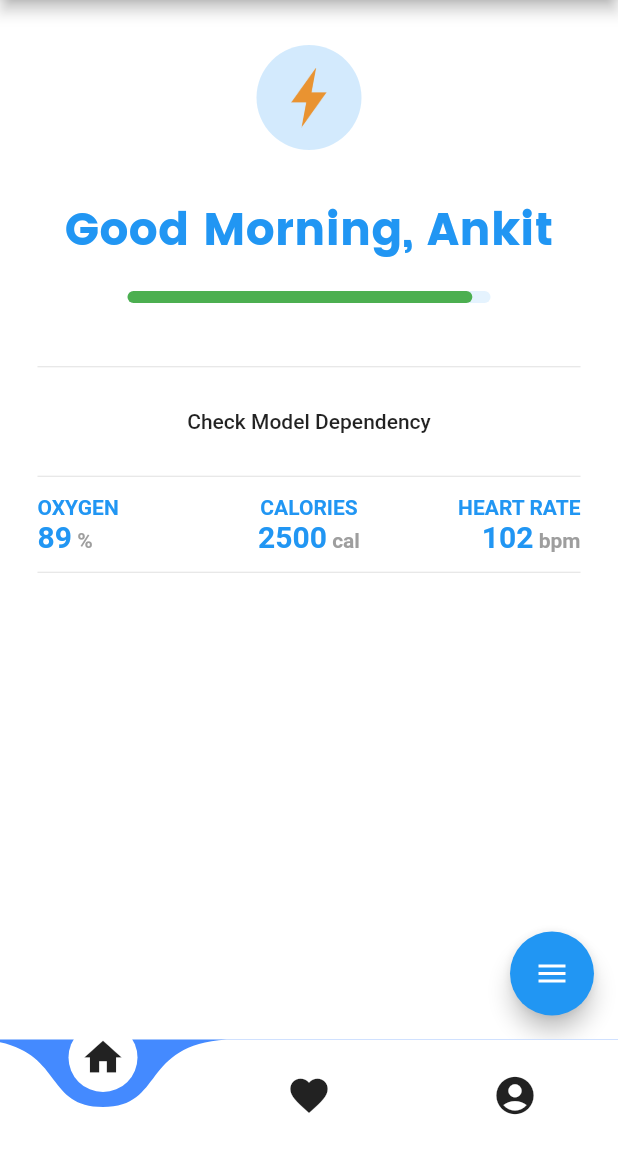
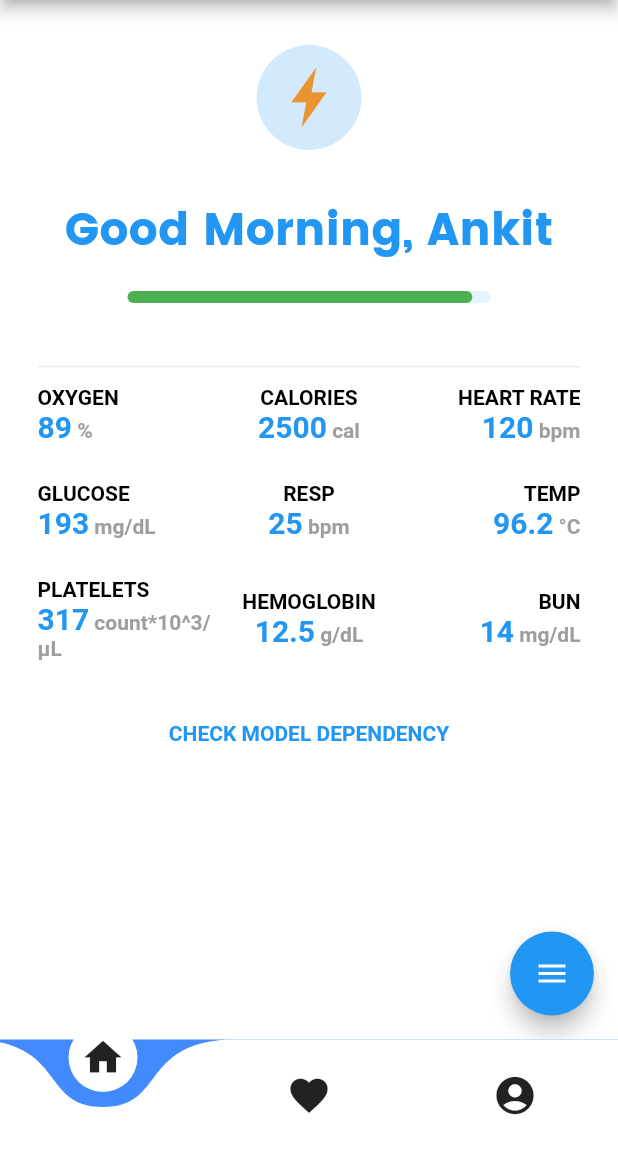
Before and after one commit to ankitvashisht12/sepsis-app, a Flutter app: the screen it shows after launch, on a phone screen of 412 x 824 dp, the part 84-1236 px from its top. Run offline on Flutter 3.47's test engine with Material 2 defaults, Android fonts, the phone set to English and light mode, and no system bars; drawn by our look-alikes of curved_navigation_bar, flutter_speed_dial, percent_indicator.

Commit message:
added params in dashboard

```diff
--- a/lib/screens/dashboard.dart
+++ b/lib/screens/dashboard.dart
@@ -59,9 +59,9 @@ class _DashboardState extends State<Dashboard> {
         return ListView.builder(
           itemCount: modelDependency.length,
           itemBuilder: (context, idx){
-            var term = modelDependency[0][0];
-            var shortTerm = modelDependency[0][1];
-            var percent = modelDependency[0][2];
+            var term = modelDependency[idx][0];
+            var shortTerm = modelDependency[idx][1];
+            var percent = modelDependency[idx][2];
 
             return ListTile(
               title: Text("$term"),
@@ -71,6 +71,41 @@ class _DashboardState extends State<Dashboard> {
           },
         );
       }
+    );
+  }
+
+  _showParamName(paramName){
+    return Text(
+      "$paramName",
+      style: TextStyle(
+        color: Colors.black,
+        fontWeight: FontWeight.bold,
+      ),
+    );
+  }
+
+  _showParamValue(paramValue, paramUnit){
+    return RichText(
+      text: TextSpan(
+        children: [
+          TextSpan(
+            text: '$paramValue',
+            style: TextStyle(
+              fontSize: 20,
+              color:
+                  Theme.of(context).accentColor,
+              fontWeight: FontWeight.bold,
+            ),
+          ),
+          TextSpan(
+            text: ' $paramUnit',
+            style: TextStyle(
+              color: Colors.grey,
+              fontWeight: FontWeight.bold,
+            ),
+          ),
+        ],
+      ),
     );
   }
 
@@ -195,19 +230,45 @@ class _DashboardState extends State<Dashboard> {
                         height: 25,
                         color: Colors.grey[300],
                       ),
+
                       Container(
-                        child: Center(
-                          child: FlatButton(
-                            child: Text("Check Model Dependency"),
-                            onPressed: (){
-                              _showModelDependency(context);
-                            },
-                          ),
-                        )
+                        child: Row(
+                          children: <Widget>[
+                            Expanded(
+                              flex: 3,
+                              child: Column(
+                                crossAxisAlignment: CrossAxisAlignment.start,
+                                children: <Widget>[
+                                  _showParamName("OXYGEN"),
+                                  _showParamValue('89', '%')
+                                ],
+                              ),
+                            ),
+                            Expanded(
+                              flex: 3,
+                              child: Column(
+                                crossAxisAlignment: CrossAxisAlignment.center,
+                                children: <Widget>[
+                                  _showParamName("CALORIES"),
+                                  _showParamValue('2500', 'cal')
+                                ],
+                              ),
+                            ),
+                            Expanded(
+                              flex: 3,
+                              child: Column(
+                                crossAxisAlignment: CrossAxisAlignment.end,
+                                children: <Widget>[
+                                  _showParamName("HEART RATE"),
+                                  _showParamValue('120', 'bpm')
+                                ],
+                              ),
+                            )
+                          ],
+                        ),
                       ),
-                      Divider(
-                        height: 25,
-                        color: Colors.grey[300],
+                      SizedBox(
+                        height: 25.0,
                       ),
                       Container(
                         child: Row(
@@ -217,35 +278,8 @@ class _DashboardState extends State<Dashboard> {
                               child: Column(
                                 crossAxisAlignment: CrossAxisAlignment.start,
                                 children: <Widget>[
-                                  Text(
-                                    'OXYGEN',
-                                    style: TextStyle(
-                                      color: Theme.of(context).primaryColor,
-                                      fontWeight: FontWeight.bold,
-                                    ),
-                                  ),
-                                  RichText(
-                                    text: TextSpan(
-                                      children: [
-                                        TextSpan(
-                                          text: '89',
-                                          style: TextStyle(
-                                            fontSize: 20,
-                                            color:
-                                                Theme.of(context).accentColor,
-                                            fontWeight: FontWeight.bold,
-                                          ),
-                                        ),
-                                        TextSpan(
-                                          text: ' %',
-                                          style: TextStyle(
-                                            color: Colors.grey,
-                                            fontWeight: FontWeight.bold,
-                                          ),
-                                        ),
-                                      ],
-                                    ),
-                                  ),
+                                  _showParamName("GLUCOSE"),
+                                  _showParamValue('193', 'mg/dL')
                                 ],
                               ),
                             ),
@@ -254,35 +288,8 @@ class _DashboardState extends State<Dashboard> {
                               child: Column(
                                 crossAxisAlignment: CrossAxisAlignment.center,
                                 children: <Widget>[
-                                  Text(
-                                    'CALORIES',
-                                    style: TextStyle(
-                                      color: Theme.of(context).primaryColor,
-                                      fontWeight: FontWeight.bold,
-                                    ),
-                                  ),
-                                  RichText(
-                                    text: TextSpan(
-                                      children: [
-                                        TextSpan(
-                                          text: '2500',
-                                          style: TextStyle(
-                                            fontSize: 20,
-                                            color:
-                                                Theme.of(context).accentColor,
-                                            fontWeight: FontWeight.bold,
-                                          ),
-                                        ),
-                                        TextSpan(
-                                          text: ' cal',
-                                          style: TextStyle(
-                                            color: Colors.grey,
-                                            fontWeight: FontWeight.bold,
-                                          ),
-                                        ),
-                                      ],
-                                    ),
-                                  ),
+                                  _showParamName("RESP"),
+                                  _showParamValue('25', 'bpm')
                                 ],
                               ),
                             ),
@@ -291,48 +298,73 @@ class _DashboardState extends State<Dashboard> {
                               child: Column(
                                 crossAxisAlignment: CrossAxisAlignment.end,
                                 children: <Widget>[
-                                  Text(
-                                    'HEART RATE',
-                                    style: TextStyle(
-                                      color: Theme.of(context).primaryColor,
-                                      fontWeight: FontWeight.bold,
-                                    ),
-                                  ),
-                                  RichText(
-                                    text: TextSpan(
-                                      children: [
-                                        TextSpan(
-                                          text: '102',
-                                          style: TextStyle(
-                                            fontSize: 20,
-                                            color:
-                                                Theme.of(context).accentColor,
-                                            fontWeight: FontWeight.bold,
-                                          ),
-                                        ),
-                                        TextSpan(
-                                          text: ' bpm',
-                                          style: TextStyle(
-                                            color: Colors.grey,
-                                            fontWeight: FontWeight.bold,
-                                          ),
-                                        ),
-                                      ],
-                                    ),
-                                  ),
+                                  _showParamName("TEMP"),
+                                  _showParamValue('96.2', '°C')
                                 ],
                               ),
                             )
                           ],
                         ),
                       ),
-                      Divider(
-                        height: 25,
-                        color: Colors.grey[300],
+                      SizedBox(
+                        height: 25.0,
                       ),
-                      Padding(
-                        padding: EdgeInsets.only(top: 10),
+                      Container(
+                        child: Row(
+                          children: <Widget>[
+                            Expanded(
+                              flex: 3,
+                              child: Column(
+                                crossAxisAlignment: CrossAxisAlignment.start,
+                                children: <Widget>[
+                                  _showParamName("PLATELETS"),
+                                  _showParamValue('317', 'count*10^3/µL')
+                                ],
+                              ),
+                            ),
+                            Expanded(
+                              flex: 3,
+                              child: Column(
+                                crossAxisAlignment: CrossAxisAlignment.center,
+                                children: <Widget>[
+                                  _showParamName("HEMOGLOBIN"),
+                                  _showParamValue('12.5', 'g/dL')
+                                ],
+                              ),
+                            ),
+                            Expanded(
+                              flex: 3,
+                              child: Column(
+                                crossAxisAlignment: CrossAxisAlignment.end,
+                                children: <Widget>[
+                                  _showParamName("BUN"),
+                                  _showParamValue('14', 'mg/dL')
+                                ],
+                              ),
+                            )
+                          ],
+                        ),
                       ),
+                      SizedBox(
+                        height: 25.0,
+                      ),
+                      Container(
+                        child: Center(
+                          child: FlatButton(
+                            child: Text(
+                              "CHECK MODEL DEPENDENCY",
+                              style: TextStyle(
+                                color: Theme.of(context).primaryColor,
+                                fontWeight: FontWeight.bold,
+                              ),
+                            ),
+                            onPressed: (){
+                              _showModelDependency(context);
+                            },
+                          ),
+                        )
+                      ),
+
                     ],
                   )))),
     );
```
